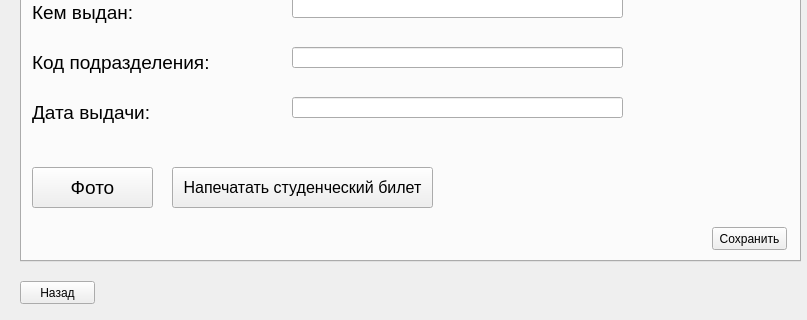
Qt form anketa.ui (max-marshalov/ZMC_Final_Task3) before a commit; both pictures show x 0 to 807 and y 399 to 719 of the 807 by 719 pixel window.
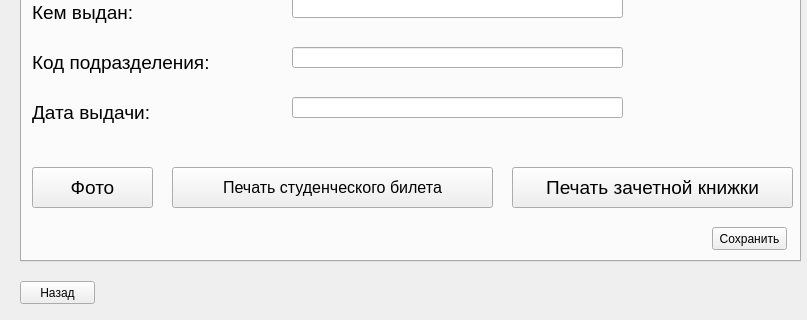
The same form after that commit.

```diff
--- a/anketa.ui
+++ b/anketa.ui
@@ -368,7 +368,7 @@
        <rect>
         <x>150</x>
         <y>530</y>
-        <width>261</width>
+        <width>321</width>
         <height>41</height>
        </rect>
       </property>
@@ -378,7 +378,25 @@
        </font>
       </property>
       <property name="text">
-       <string>Напечатать студенческий билет</string>
+       <string>Печать студенческого билета</string>
+      </property>
+     </widget>
+     <widget class="QPushButton" name="btn_zachetka">
+      <property name="geometry">
+       <rect>
+        <x>490</x>
+        <y>530</y>
+        <width>281</width>
+        <height>41</height>
+       </rect>
+      </property>
+      <property name="font">
+       <font>
+        <pointsize>14</pointsize>
+       </font>
+      </property>
+      <property name="text">
+       <string>Печать зачетной книжки</string>
       </property>
      </widget>
     </widget>
```
